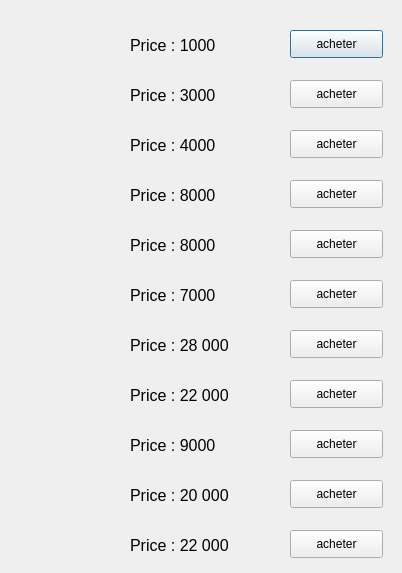
Before: the Qt Designer form usinewindow.ui in naimsassine/ProjetInfo-AdvanceWars, drawn with Qt 5.
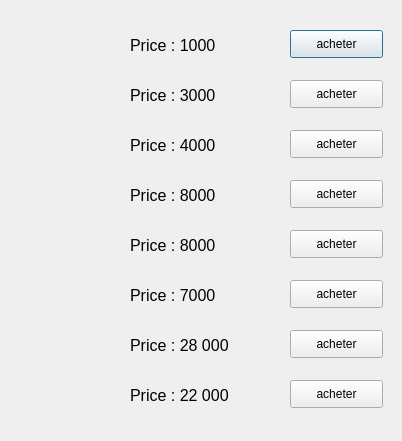
After: the same form once the commit is applied.

What changed in the file:
```diff
--- a/usinewindow.ui
+++ b/usinewindow.ui
@@ -7,7 +7,7 @@
     <x>0</x>
     <y>0</y>
     <width>402</width>
-    <height>573</height>
+    <height>441</height>
    </rect>
   </property>
   <property name="windowTitle">
@@ -365,138 +365,6 @@
     <string>acheter</string>
    </property>
   </widget>
-  <widget class="QPushButton" name="pushButton_9">
-   <property name="geometry">
-    <rect>
-     <x>290</x>
-     <y>430</y>
-     <width>93</width>
-     <height>28</height>
-    </rect>
-   </property>
-   <property name="text">
-    <string>acheter</string>
-   </property>
-  </widget>
-  <widget class="QLabel" name="label_11">
-   <property name="geometry">
-    <rect>
-     <x>130</x>
-     <y>430</y>
-     <width>131</width>
-     <height>31</height>
-    </rect>
-   </property>
-   <property name="font">
-    <font>
-     <pointsize>12</pointsize>
-    </font>
-   </property>
-   <property name="text">
-    <string>Price : 9000</string>
-   </property>
-  </widget>
-  <widget class="QLabel" name="label8">
-   <property name="geometry">
-    <rect>
-     <x>70</x>
-     <y>430</y>
-     <width>31</width>
-     <height>31</height>
-    </rect>
-   </property>
-   <property name="text">
-    <string/>
-   </property>
-  </widget>
-  <widget class="QPushButton" name="pushButton_10">
-   <property name="geometry">
-    <rect>
-     <x>290</x>
-     <y>480</y>
-     <width>93</width>
-     <height>28</height>
-    </rect>
-   </property>
-   <property name="text">
-    <string>acheter</string>
-   </property>
-  </widget>
-  <widget class="QLabel" name="label_12">
-   <property name="geometry">
-    <rect>
-     <x>130</x>
-     <y>480</y>
-     <width>131</width>
-     <height>31</height>
-    </rect>
-   </property>
-   <property name="font">
-    <font>
-     <pointsize>12</pointsize>
-    </font>
-   </property>
-   <property name="text">
-    <string>Price : 20 000</string>
-   </property>
-  </widget>
-  <widget class="QLabel" name="label9">
-   <property name="geometry">
-    <rect>
-     <x>70</x>
-     <y>480</y>
-     <width>31</width>
-     <height>31</height>
-    </rect>
-   </property>
-   <property name="text">
-    <string/>
-   </property>
-  </widget>
-  <widget class="QLabel" name="label10">
-   <property name="geometry">
-    <rect>
-     <x>70</x>
-     <y>530</y>
-     <width>31</width>
-     <height>31</height>
-    </rect>
-   </property>
-   <property name="text">
-    <string/>
-   </property>
-  </widget>
-  <widget class="QLabel" name="label_13">
-   <property name="geometry">
-    <rect>
-     <x>130</x>
-     <y>530</y>
-     <width>131</width>
-     <height>31</height>
-    </rect>
-   </property>
-   <property name="font">
-    <font>
-     <pointsize>12</pointsize>
-    </font>
-   </property>
-   <property name="text">
-    <string>Price : 22 000</string>
-   </property>
-  </widget>
-  <widget class="QPushButton" name="pushButton_11">
-   <property name="geometry">
-    <rect>
-     <x>290</x>
-     <y>530</y>
-     <width>93</width>
-     <height>28</height>
-    </rect>
-   </property>
-   <property name="text">
-    <string>acheter</string>
-   </property>
-  </widget>
  </widget>
  <resources/>
  <connections/>
```
